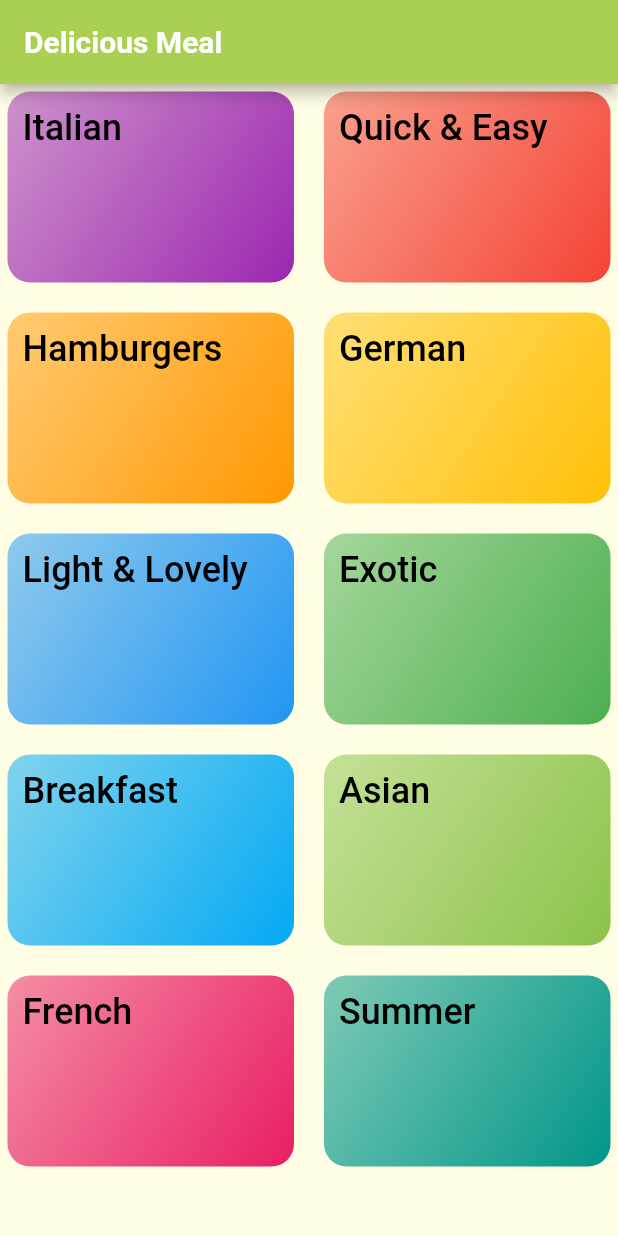
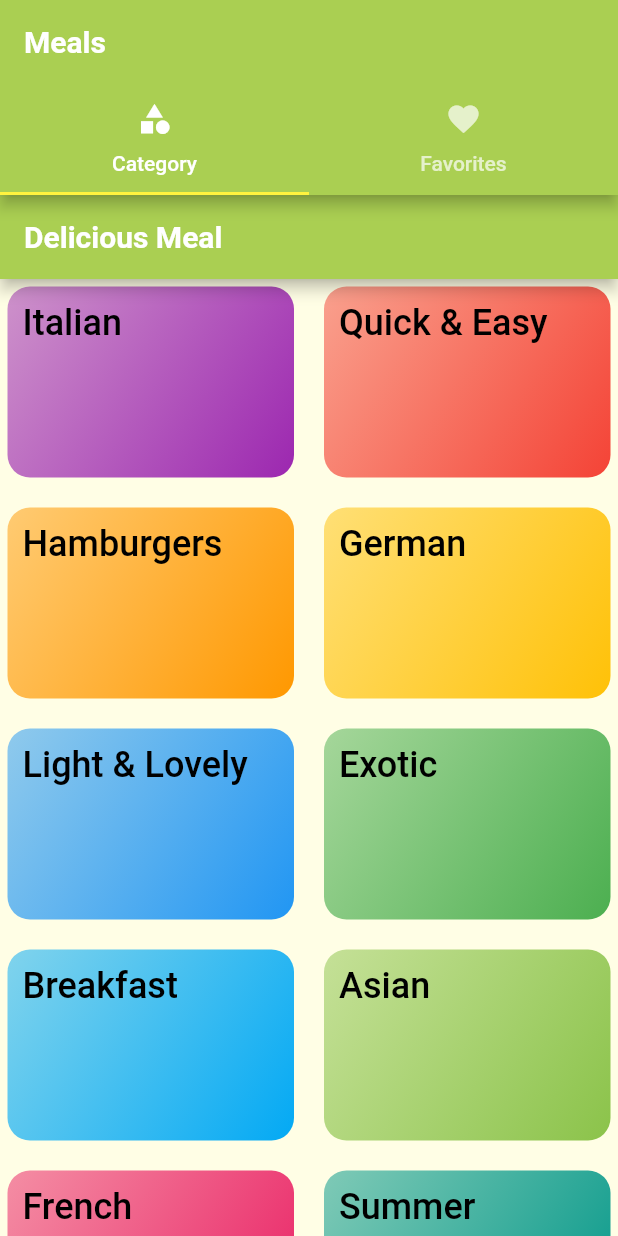
Before and after one commit to trm11tkr/meals-app, a Flutter app: the screen it shows after launch, on a phone screen of 412 x 824 dp. Run offline on Flutter 3.47's test engine with Material 2 defaults, Android fonts, the phone set to English and light mode, and no system bars; our stand-ins replace freezed_annotation, go_router; Roboto replaces fonts that are missing (KaiseiOpti, MPLUSRounded1c).

Commit message:
タブページの反映

```diff
--- a/lib/config/my_theme_data.dart
+++ b/lib/config/my_theme_data.dart
@@ -20,6 +20,12 @@ final myLightThemeData = ThemeData.light().copyWith(
     bodyLarge: TextStyle(
       color: Colors.black,
       fontSize: 24,
+      fontFamily: 'MPLUSRounded1c',
+      fontWeight: FontWeight.w500,
+    ),
+    bodyMedium: TextStyle(
+      color: Colors.black,
+      fontSize: 20,
       fontFamily: 'MPLUSRounded1c',
       fontWeight: FontWeight.w500,
     ),
--- a/lib/main.dart
+++ b/lib/main.dart
@@ -1,7 +1,7 @@
 import 'package:flutter/material.dart';
 import 'package:go_router/go_router.dart';
 
-
+import './pages/tabs_page.dart';
 import './dummy_data.dart';
 import './models/meal.dart';
 import './pages/category_meals_page.dart';
@@ -26,7 +26,7 @@ class MyApp extends StatelessWidget {
         pageBuilder: (context, state) {
           return MaterialPage(
             key: state.pageKey,
-            child: const CategoriesPage(),
+            child: const TabPage(),
           );
         },
         routes: [
@@ -36,9 +36,7 @@ class MyApp extends StatelessWidget {
               pageBuilder: (context, state) {
                 final category = _category(state.params['categoryId']!);
                 return MaterialPage(
-                  child: CategoryMealsPage(
-                    category: category
-                  ),
+                  child: CategoryMealsPage(category: category),
                 );
               },
               routes: [
@@ -46,7 +44,7 @@ class MyApp extends StatelessWidget {
                   name: 'meal_detail',
                   path: 'meal_detail/:mealId',
                   pageBuilder: (context, state) {
-                    final Meal meal = _meal( state.params['mealId']!);
+                    final Meal meal = _meal(state.params['mealId']!);
                     return MaterialPage(
                       child: MealDetailPage(meal: meal),
                     );
--- a/lib/pages/tabs_page.dart
+++ b/lib/pages/tabs_page.dart
@@ -1,6 +1,6 @@
 import 'package:flutter/material.dart';
 
-
+import './favorites_page.dart';
 import './categories_page.dart';
 
 class TabPage extends StatefulWidget {
@@ -31,9 +31,7 @@ class _TabPageState extends State<TabPage> {
             ],
           ),
         ),
-        body: TabBarView(children: [
-          CategoriesPage(),
-        ]),
+        body: const TabBarView(children: [CategoriesPage(), FavoritesPage()]),
       ),
     );
   }
```
